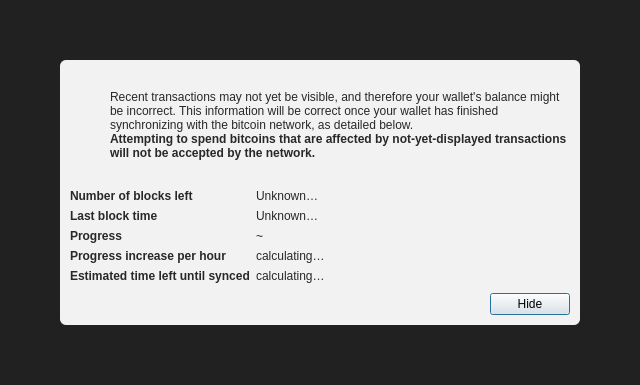
Above: src/qt/forms/modaloverlay.ui from bitweb-project/bitweb before the change. Below: the same form after it.
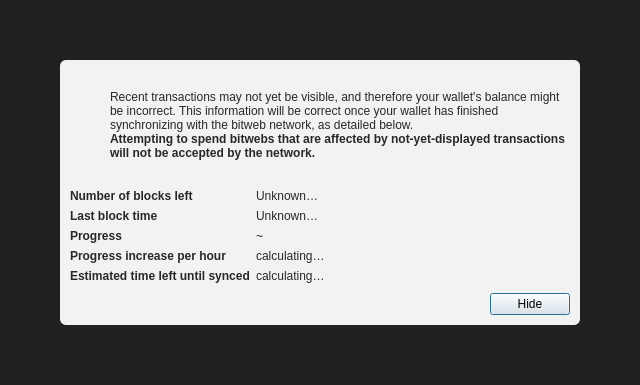
That is the form after the change. Icons and pictures are not drawn.

Commit message:
Add Bitweb blockchain settings , algo, site, more renames stage 2.
Add Bitweb blockchain settings , algo, site, more renames stage 2.

The edit to the form file:
```diff
--- a/src/qt/forms/modaloverlay.ui
+++ b/src/qt/forms/modaloverlay.ui
@@ -130,7 +130,7 @@
              <item>
               <widget class="QLabel" name="infoText">
                <property name="text">
-                <string>Recent transactions may not yet be visible, and therefore your wallet's balance might be incorrect. This information will be correct once your wallet has finished synchronizing with the bitcoin network, as detailed below.</string>
+                <string>Recent transactions may not yet be visible, and therefore your wallet's balance might be incorrect. This information will be correct once your wallet has finished synchronizing with the bitweb network, as detailed below.</string>
                </property>
                <property name="textFormat">
                 <enum>Qt::RichText</enum>
@@ -149,7 +149,7 @@
                 </font>
                </property>
                <property name="text">
-                <string>Attempting to spend bitcoins that are affected by not-yet-displayed transactions will not be accepted by the network.</string>
+                <string>Attempting to spend bitwebs that are affected by not-yet-displayed transactions will not be accepted by the network.</string>
                </property>
                <property name="textFormat">
                 <enum>Qt::RichText</enum>
```
The commit also changes 369 other files.
